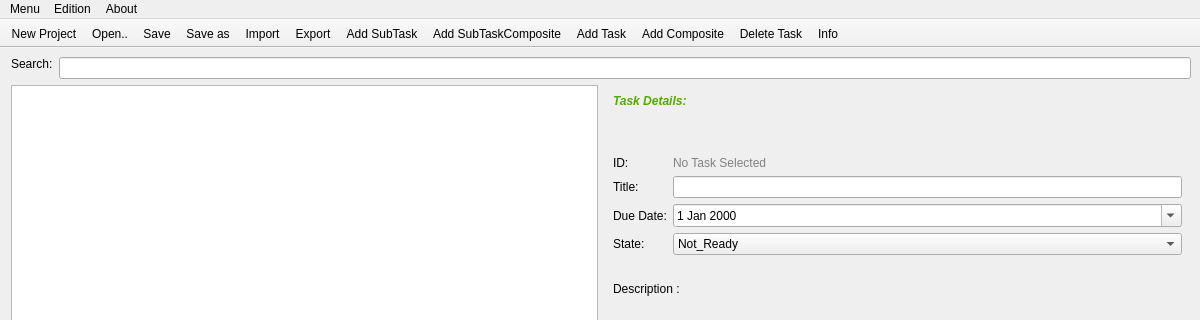
First picture: the form in View/mainwindow.ui, repository mohameddabbebi/Project_QT_CPP-, before the edit; both pictures show x 0 to 1200 and y 0 to 320 of the 1200 by 700 pixel window.
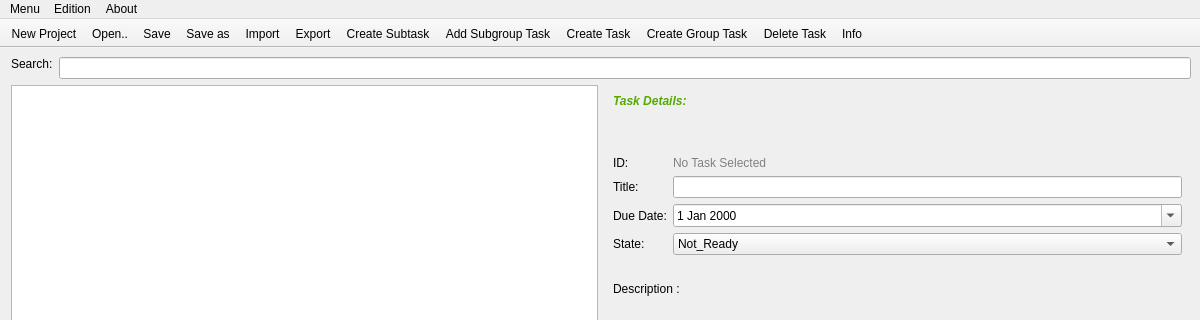
Second picture: the form after the edit. Icons and pictures are not drawn.

```diff
--- a/View/mainwindow.ui
+++ b/View/mainwindow.ui
@@ -405,7 +405,7 @@
   </action>
   <action name="actionAddTask">
    <property name="text">
-    <string>Add Task</string>
+    <string>Create Task</string>
    </property>
   </action>
   <action name="actionDelete">
@@ -423,17 +423,17 @@
   </action>
   <action name="actionAddChild">
    <property name="text">
-    <string>Add SubTask</string>
+    <string>Create Subtask</string>
    </property>
   </action>
   <action name="actionAddComposite">
    <property name="text">
-    <string>Add Composite</string>
+    <string>Create Group Task</string>
    </property>
   </action>
   <action name="actionAdd_SubTaskComposite">
    <property name="text">
-    <string>Add SubTaskComposite</string>
+    <string>Add Subgroup Task</string>
    </property>
   </action>
  </widget>
```
Left out of the diff: 2 changed lines with no effect on the pictures.
